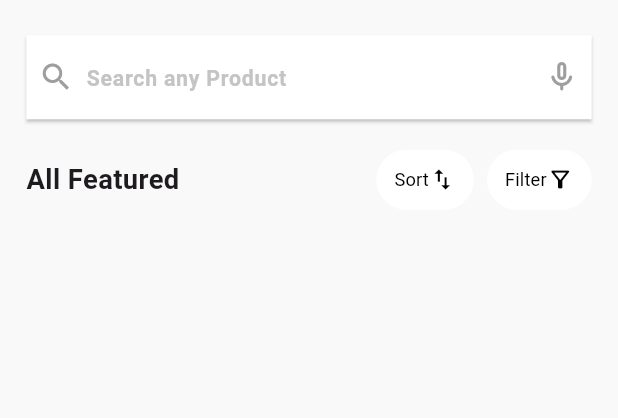
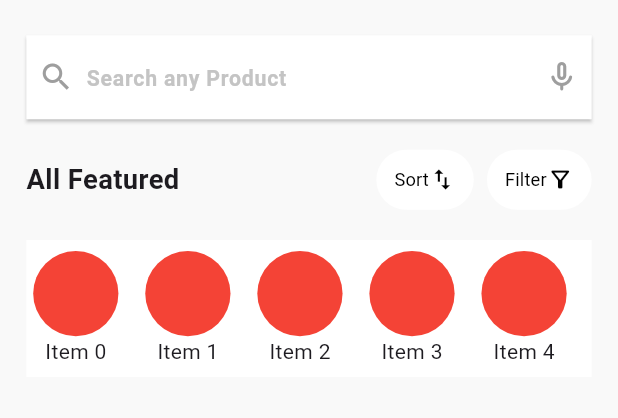
Before and after one commit to mostafaramadanhamed/etea, a Flutter app: the HomeScreen screen opened by its route, on a phone screen of 412 x 824 dp, the part 73-491 px from its top. Run offline on Flutter 3.47's test engine with Material 3 defaults, Android fonts, the phone set to English and light mode, and no system bars; our stand-ins replace flutter_screenutil, flutter_secure_storage, flutter_svg, shared_preferences; accounts and stored records are empty.

Commit message:
-create categories list view

```diff
--- a/lib/features/home/ui/home_screen.dart
+++ b/lib/features/home/ui/home_screen.dart
@@ -4,6 +4,7 @@
 import 'package:flutter/material.dart';
 import 'package:flutter_screenutil/flutter_screenutil.dart';
 
+import 'widget/categories_list_view.dart';
 import 'widget/home_app_bar.dart';
 import 'widget/text_icon_button.dart';
 
@@ -42,6 +43,12 @@
                   ),
                 ],
               ),
+              16.ph,
+              Container(
+                color: Colors.white,
+                height: 90.h,
+                child: const CategoriesListView(),
+              )
             ],
           ),
         ),
--- /dev/null
+++ b/lib/features/home/ui/widget/categories_list_view.dart
@@ -0,0 +1,35 @@
+
+
+import 'package:flutter/material.dart';
+import 'package:flutter_screenutil/flutter_screenutil.dart';
+
+class CategoriesListView extends StatelessWidget {
+  const CategoriesListView({
+    super.key,
+  });
+
+  @override
+  Widget build(BuildContext context) {
+    return ListView.builder(
+      padding: EdgeInsets.zero,
+      scrollDirection: Axis.horizontal,
+      itemCount: 5,
+      itemBuilder: (context, index) {
+        return Container(
+          width: 60.w,
+          margin: EdgeInsets.only(right: 8.w),
+          child: Column(
+            mainAxisAlignment: MainAxisAlignment.center,
+            children: [
+              CircleAvatar(
+                radius: 28.r,
+                backgroundColor: Colors.red,
+              ),
+              Text('Item $index'),
+            ],
+          ),
+        );
+      },
+    );
+  }
+}
```
